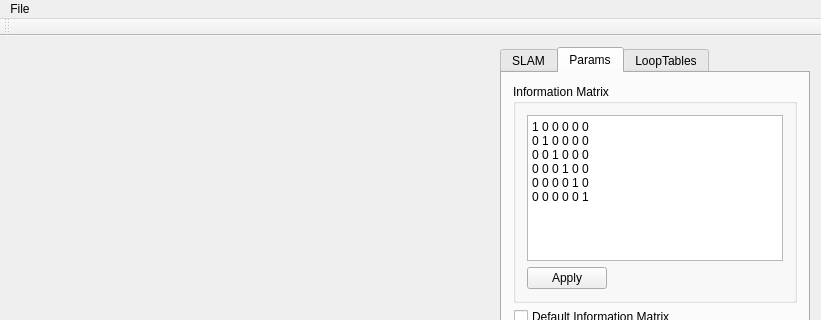
jaejunlee0538/manual_pos_graph_slam, file mainwindow.ui: the form before one commit; both pictures show x 0 to 821 and y 0 to 320 of the 821 by 745 pixel window.
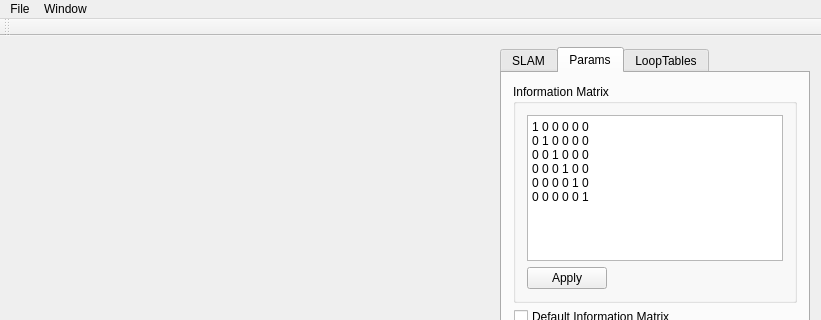
The form after the commit. The open tabs and pages were chosen to show the change. Custom widgets are drawn as their Qt base class.

```diff
--- a/mainwindow.ui
+++ b/mainwindow.ui
@@ -369,8 +369,17 @@
      <string>File</string>
     </property>
     <addaction name="action_File_Open"/>
+    <addaction name="action_Open_From_G2O"/>
+    <addaction name="menuSave_As"/>
+   </widget>
+   <widget class="QMenu" name="menuWindow">
+    <property name="title">
+     <string>Window</string>
+    </property>
+    <addaction name="action_Edges_Table"/>
    </widget>
    <addaction name="menuFile"/>
+   <addaction name="menuWindow"/>
   </widget>
   <widget class="QToolBar" name="mainToolBar">
    <attribute name="toolBarArea">
```
Left out of the diff: 23 changed lines with no effect on the pictures.
